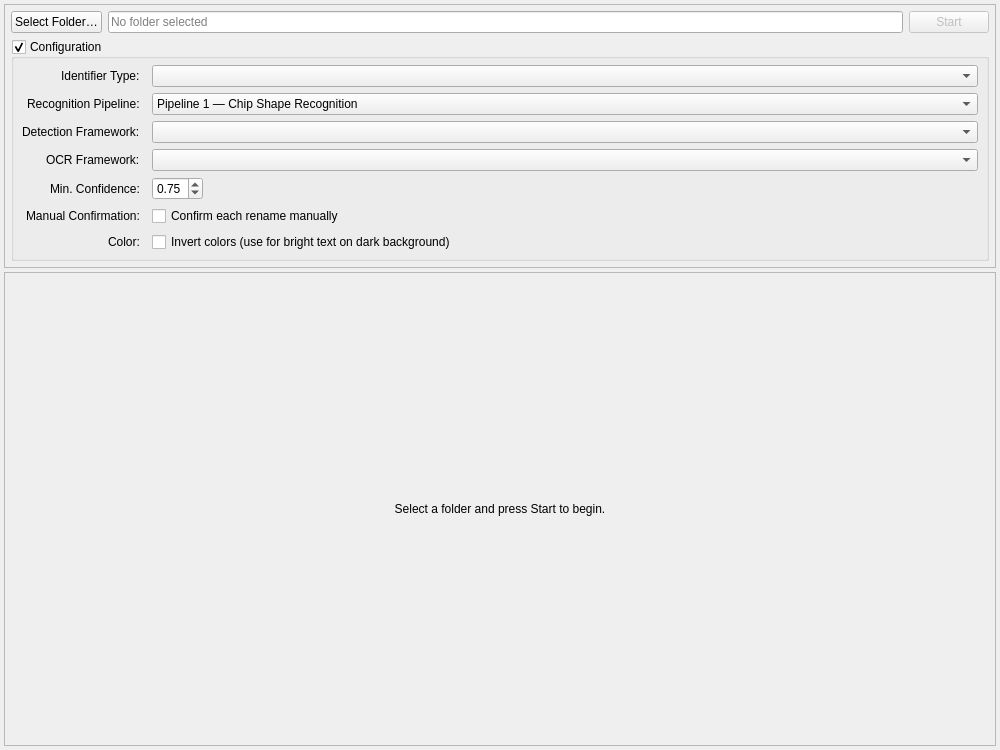
Qt form app/tools/identification_tool/tool.ui (stegross/Image-Toolbox) before a commit.
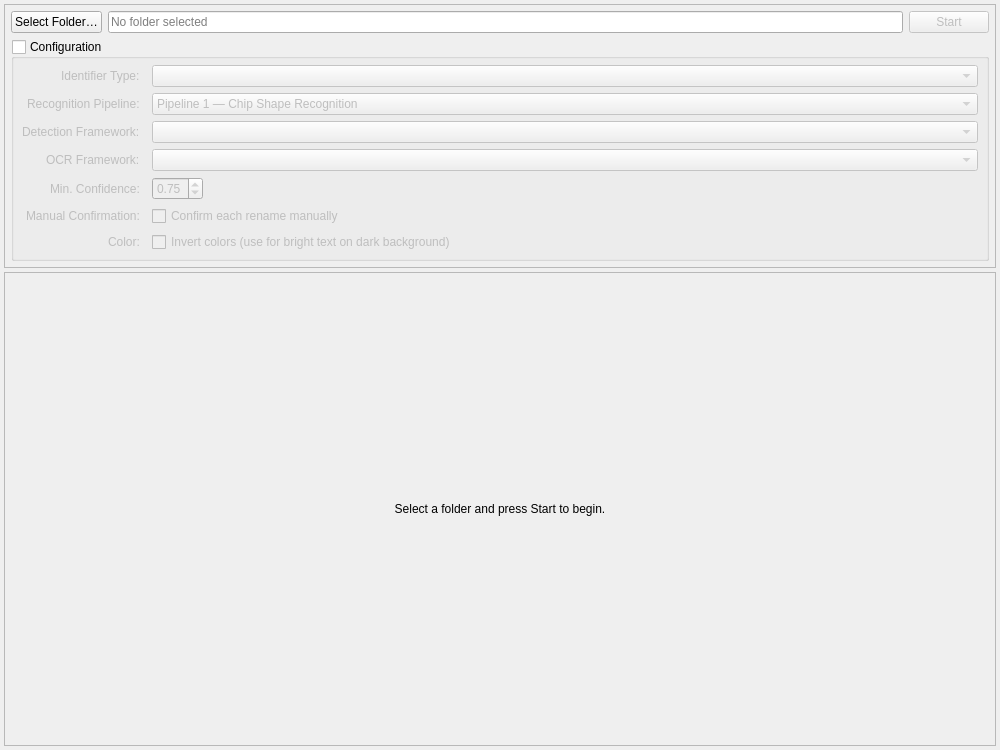
The same form after that commit.

The edit to the form file:
```diff
--- a/app/tools/identification_tool/tool.ui
+++ b/app/tools/identification_tool/tool.ui
@@ -110,7 +110,7 @@
          <bool>true</bool>
         </property>
         <property name="checked">
-         <bool>true</bool>
+         <bool>false</bool>
         </property>
         <layout class="QFormLayout" name="config_form_layout">
          <property name="labelAlignment">
```
